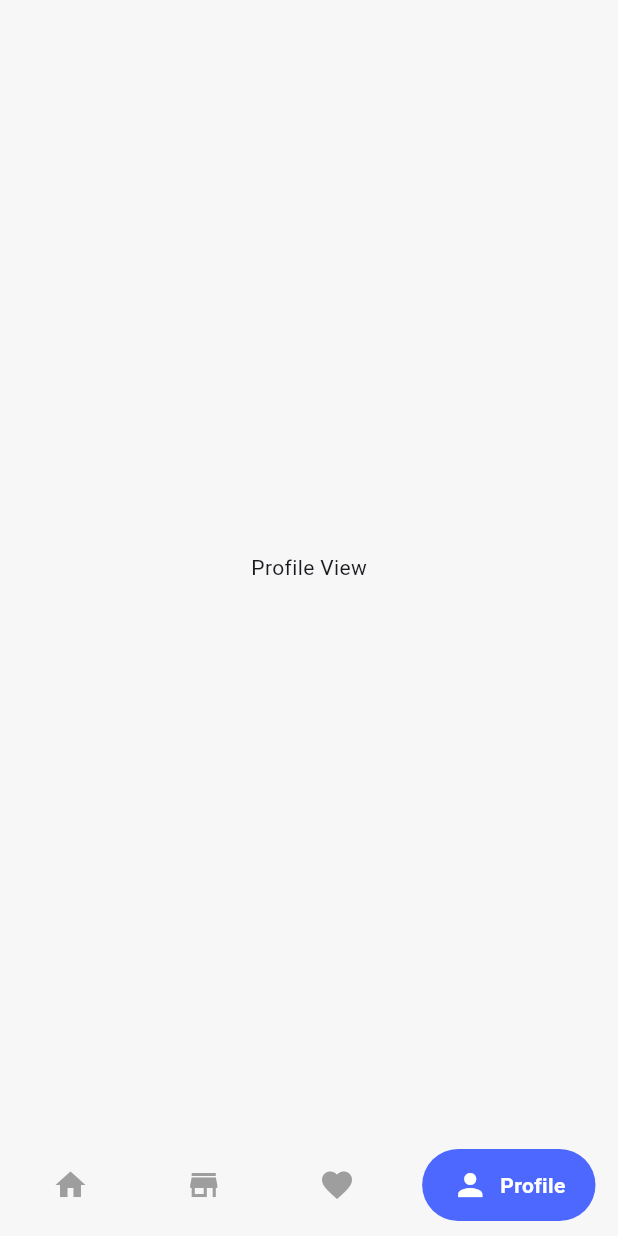
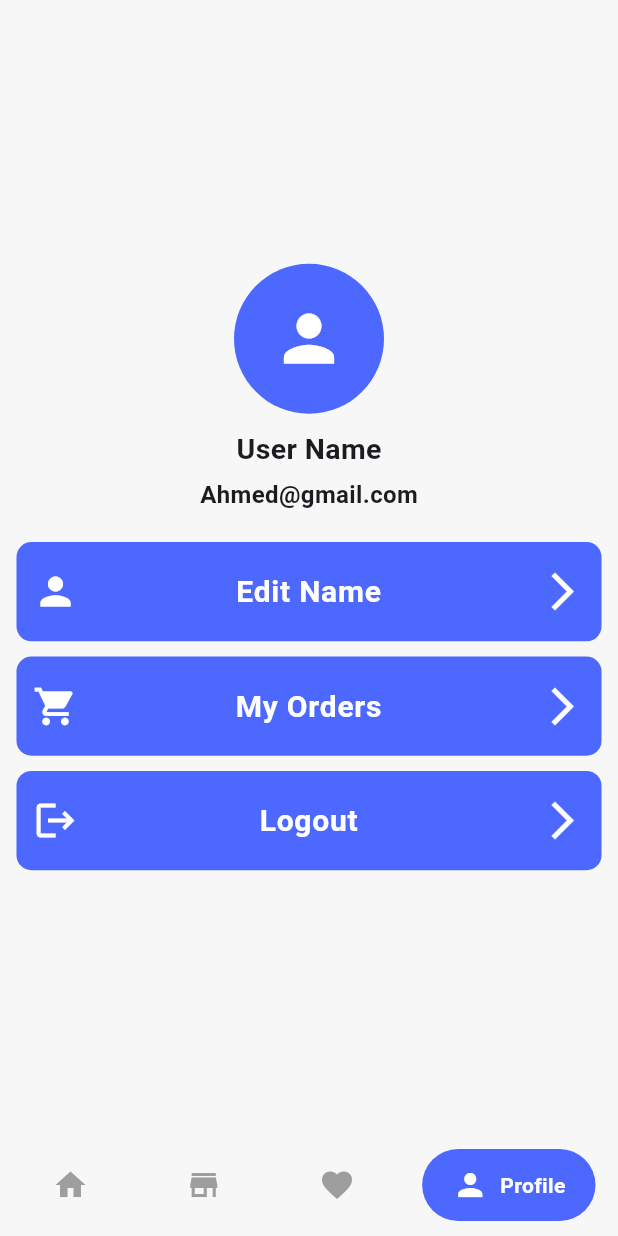
Before and after one commit to EngAhmed20/Supra-Cart, a Flutter app: the MainHomeView screen opened by its route, item 4 of the bottom bar chosen, on a phone screen of 412 x 824 dp. Run offline on Flutter 3.47's test engine with Material 3 defaults, Android fonts, the phone set to English and light mode, and no system bars; drawn by our look-alikes of google_nav_bar; our stand-ins replace bloc, cached_network_image, flutter_bloc, flutter_screenutil, loading_animation_widget; network calls fail.

Commit message:
profile ui

```diff
--- a/lib/features/profile/ui/profile_view.dart
+++ b/lib/features/profile/ui/profile_view.dart
@@ -1,4 +1,8 @@
 import 'package:flutter/material.dart';
+import 'package:flutter_screenutil/flutter_screenutil.dart';
+import 'package:supra_cart/core/style/app_colors.dart';
+import 'package:supra_cart/core/style/app_text_styles.dart';
+import 'package:supra_cart/features/profile/ui/widgets/custom_profile_button.dart';
 
 class ProfileView extends StatelessWidget {
   const ProfileView({super.key});
@@ -6,8 +10,24 @@ class ProfileView extends StatelessWidget {
   @override
   Widget build(BuildContext context) {
     return Center(
-      child: Text(
-        'Profile View',),
+      child: Column(
+        mainAxisAlignment: MainAxisAlignment.center,
+        children: [
+          CircleAvatar(radius: 50,backgroundColor: AppColors.kPrimaryColor,
+          child: Icon(Icons.person, size: 50, color: Colors.white),),
+           SizedBox(height: 10.h),
+          Text('User Name', style: textStyle.Bold19),
+          SizedBox(height: 5.h),
+          Text('Ahmed@gmail.com',style: textStyle.semiBold16,),
+          SizedBox(height: 20.h),
+          CustomProfileButton(title: 'Edit Name',icon: Icons.person,onTap: (){},),
+          SizedBox(height: 10.h),
+          CustomProfileButton(title: 'My Orders',icon: Icons.shopping_cart,onTap: (){},),
+          SizedBox(height: 10.h,),
+          CustomProfileButton(title: 'Logout',icon: Icons.logout,onTap: (){},),
+
+        ],
+      ),
     );
   }
 }
--- /dev/null
+++ b/lib/features/profile/ui/widgets/custom_profile_button.dart
@@ -0,0 +1,30 @@
+import 'package:flutter/material.dart';
+import 'package:flutter_screenutil/flutter_screenutil.dart';
+
+import '../../../../core/style/app_colors.dart';
+import '../../../../core/style/app_text_styles.dart';
+
+class CustomProfileButton extends StatelessWidget {
+  const CustomProfileButton({
+    super.key, required this.title, required this.icon, this.onTap,
+  });
+  final String title;
+  final IconData icon;
+  final void Function()? onTap;
+
+  @override
+  Widget build(BuildContext context) {
+    return ListTile(
+      leading: Icon(icon,color: AppColors.kWhiteColor,size: 30,),
+      title: Text(title,textAlign: TextAlign.center, style: textStyle.Bold20),
+      textColor: AppColors.kWhiteColor,
+      trailing: const Icon(Icons.arrow_forward_ios,color: AppColors.kWhiteColor,size: 30,),
+      tileColor: AppColors.kPrimaryColor,
+      contentPadding: EdgeInsets.symmetric(horizontal: 10.w, vertical: 5.h),
+      shape: RoundedRectangleBorder(
+        borderRadius: BorderRadius.circular(10),
+      ),
+      onTap:onTap,
+    );
+  }
+}
```
